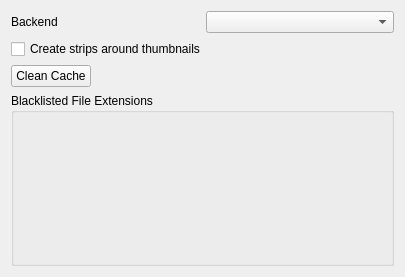
Old version of the form src/configuration/configDialog.ui in the repository KDE/mplayerthumbs.
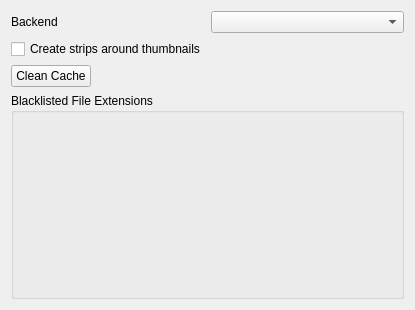
New version of the form. Custom widgets are drawn as their Qt base class.

Commit message: KEditListBox -> QGroupBox+KEditListWidget

Patch:
```diff
--- a/src/configuration/configDialog.ui
+++ b/src/configuration/configDialog.ui
@@ -6,8 +6,8 @@
    <rect>
     <x>0</x>
     <y>0</y>
-    <width>405</width>
-    <height>277</height>
+    <width>415</width>
+    <height>310</height>
    </rect>
   </property>
   <layout class="QVBoxLayout" name="verticalLayout">
@@ -57,7 +57,7 @@
     </layout>
    </item>
    <item>
-    <widget class="KEditListBox" name="kcfg_noextensions">
+    <widget class="QGroupBox" name="groupbox">
      <property name="sizePolicy">
       <sizepolicy hsizetype="MinimumExpanding" vsizetype="Preferred">
        <horstretch>0</horstretch>
@@ -67,21 +67,29 @@
      <property name="title">
       <string>Blacklisted File Extensions</string>
      </property>
+     <layout class="QVBoxLayout" name="verticalLayout_2">
+      <property name="margin">
+       <number>0</number>
+      </property>
+      <item>
+       <widget class="KEditListWidget" name="kcfg_noextensions"/>
+      </item>
+     </layout>
     </widget>
    </item>
   </layout>
  </widget>
  <customwidgets>
+  <customwidget>
+   <class>KEditListWidget</class>
+   <extends>QWidget</extends>
+   <header>keditlistwidget.h</header>
+  </customwidget>
   <customwidget>
    <class>KComboBox</class>
    <extends>QComboBox</extends>
    <header>kcombobox.h</header>
   </customwidget>
-  <customwidget>
-   <class>KEditListBox</class>
-   <extends>QGroupBox</extends>
-   <header>keditlistbox.h</header>
-  </customwidget>
   <customwidget>
    <class>KPushButton</class>
    <extends>QPushButton</extends>
```
The commit also changes 1 other file.
